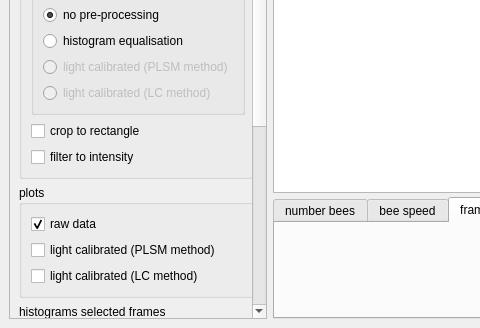
First picture: the form in video-analyser.ui, repository plsm/assisi-video-analyser, before the edit; both pictures show x 0 to 480 and y 624 to 952 of the 1044 by 952 pixel window.
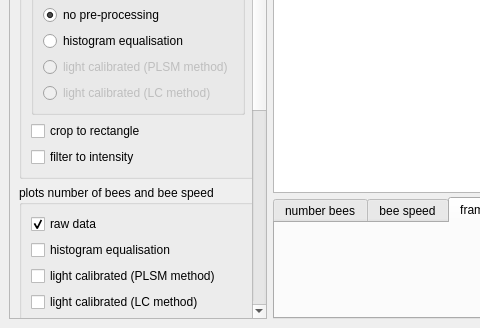
Second picture: the form after the edit. Custom widgets are drawn as their Qt base class.

Commit message: Added graphs with number of bees and bee speed computed using images that have gone through histogram equalisation. Improved display of histogram of displayed image. Fixed bug in function compute_max_range when vector only has zeros.

```diff
--- a/video-analyser.ui
+++ b/video-analyser.ui
@@ -45,9 +45,9 @@
        <property name="geometry">
         <rect>
          <x>0</x>
-         <y>0</y>
+         <y>-245</y>
          <width>288</width>
-         <height>1209</height>
+         <height>1236</height>
         </rect>
        </property>
        <layout class="QVBoxLayout" name="verticalLayout_6">
@@ -376,7 +376,7 @@
            </sizepolicy>
           </property>
           <property name="title">
-           <string>plots</string>
+           <string>plots number of bees and bee speed</string>
           </property>
           <layout class="QVBoxLayout" name="verticalLayout_5">
            <item>
@@ -389,6 +389,13 @@
              </property>
             </widget>
            </item>
+           <item>
+            <widget class="QCheckBox" name="showNumberBeesBeeSpeedPlotsHistogramEqualisationCheckBox">
+             <property name="text">
+              <string>histogram equalisation</string>
+             </property>
+            </widget>
+           </item>
            <item>
             <widget class="QCheckBox" name="showLightCalibratedPlotsPLSMMethodCheckBox">
              <property name="text">
```
Left out of the diff: 53 changed lines with no effect on the pictures. The commit also changes 4 other files.
